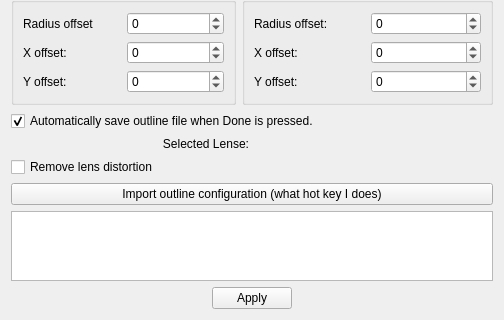
githubdoe/DFTFringe, file settingsigram.ui: the form before one commit; both pictures show x 0 to 504 and y 294 to 614 of the 504 by 614 pixel window.
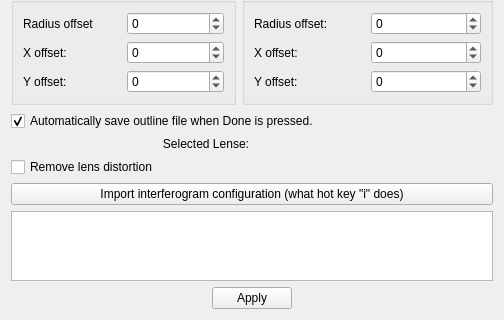
The form after the commit.

```diff
--- a/settingsigram.ui
+++ b/settingsigram.ui
@@ -7,7 +7,7 @@
     <x>0</x>
     <y>0</y>
     <width>492</width>
-    <height>537</height>
+    <height>563</height>
    </rect>
   </property>
   <property name="windowTitle">
@@ -361,7 +361,7 @@
    <item>
     <widget class="QPushButton" name="importConfig">
      <property name="text">
-      <string>Import outline configuration (what hot key I does)</string>
+      <string>Import interferogram configuration (what hot key &quot;i&quot; does)</string>
      </property>
     </widget>
    </item>
```
